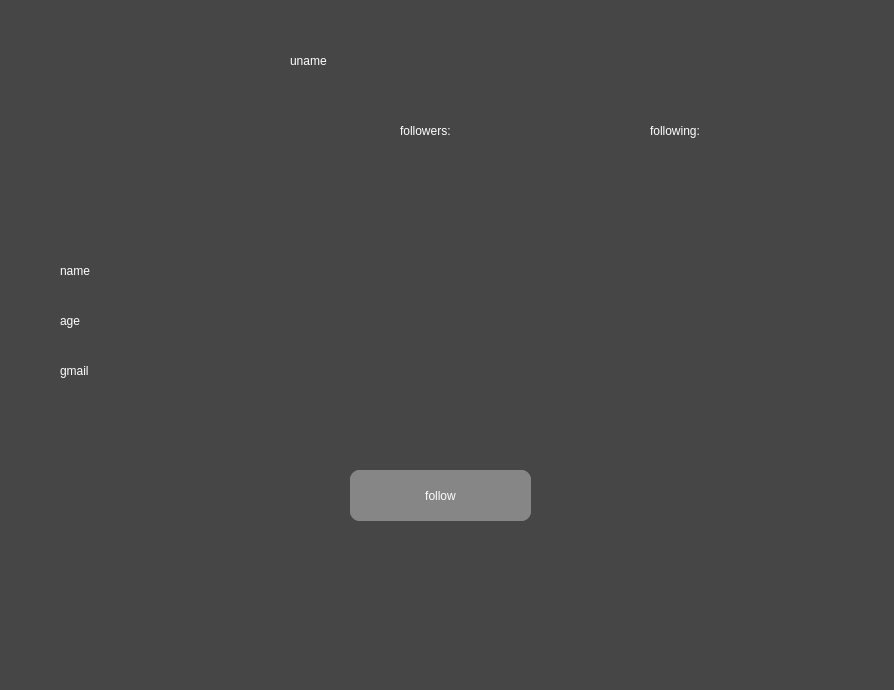
This is social-network/profile.ui in mmohammadi83/social-network as Qt 5 draws it before an edit. The edited form follows.
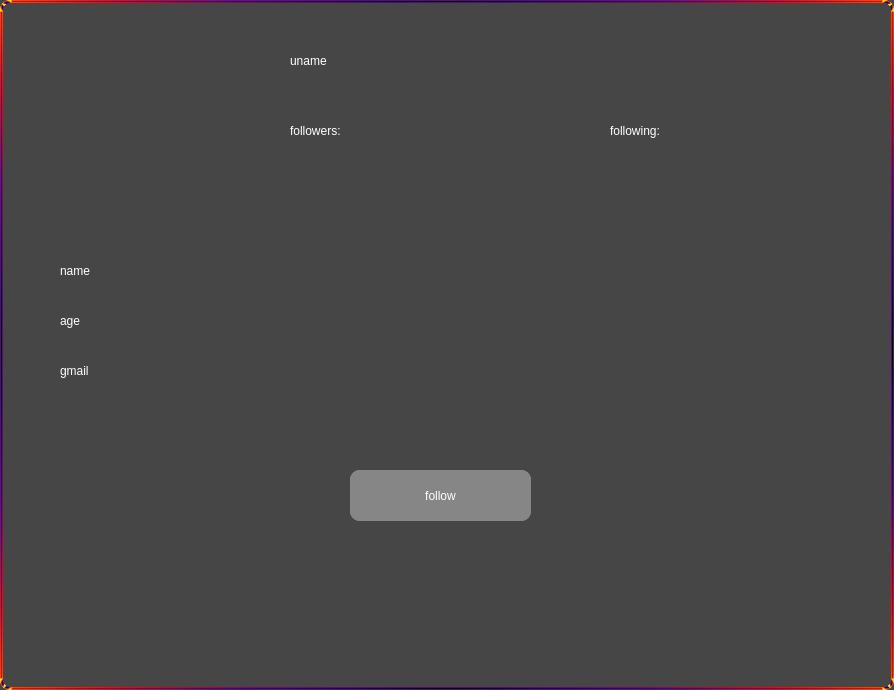
This is the edited form.

```diff
--- a/social-network/profile.ui
+++ b/social-network/profile.ui
@@ -18,17 +18,22 @@
 color: rgb(255, 255, 255);
 border-radius: 10px;
 font: 25 12pt &quot;Microsoft JhengHei UI Light&quot;;
-</string>
+border-width: 3px;
+border-style: solid;
+border-color: qradialgradient(spread:pad, cx:0.5, cy:0.5, radius:0.769, fx:0.5, fy:0.505682, stop:0 rgba(0, 0, 0, 255), stop:0.113636 rgba(14, 8, 73, 255), stop:0.323864 rgba(28, 17, 145, 255), stop:0.539773 rgba(126, 14, 81, 255), stop:0.659091 rgba(234, 11, 11, 255), stop:0.772727 rgba(244, 70, 5, 255), stop:0.875 rgba(255, 139, 0, 255), stop:1 rgba(239, 236, 55, 255))</string>
   </property>
   <widget class="QLabel" name="followers">
    <property name="geometry">
     <rect>
-     <x>550</x>
+     <x>440</x>
      <y>110</y>
      <width>91</width>
      <height>41</height>
     </rect>
    </property>
+   <property name="styleSheet">
+    <string notr="true">border-width: 0px;</string>
+   </property>
    <property name="text">
     <string/>
    </property>
@@ -36,12 +41,15 @@
   <widget class="QLabel" name="label_2">
    <property name="geometry">
     <rect>
-     <x>400</x>
+     <x>290</x>
      <y>110</y>
      <width>121</width>
      <height>41</height>
     </rect>
    </property>
+   <property name="styleSheet">
+    <string notr="true">border-width: 0px;</string>
+   </property>
    <property name="text">
     <string>followers:</string>
    </property>
@@ -49,12 +57,15 @@
   <widget class="QLabel" name="following">
    <property name="geometry">
     <rect>
-     <x>790</x>
+     <x>750</x>
      <y>110</y>
      <width>91</width>
      <height>41</height>
     </rect>
    </property>
+   <property name="styleSheet">
+    <string notr="true">border-width: 0px;</string>
+   </property>
    <property name="text">
     <string/>
    </property>
@@ -62,12 +73,15 @@
   <widget class="QLabel" name="label_3">
    <property name="geometry">
     <rect>
-     <x>650</x>
+     <x>610</x>
      <y>110</y>
      <width>121</width>
      <height>41</height>
     </rect>
    </property>
+   <property name="styleSheet">
+    <string notr="true">border-width: 0px;</string>
+   </property>
    <property name="text">
     <string>following:</string>
    </property>
@@ -76,11 +90,15 @@
    <property name="geometry">
     <rect>
      <x>290</x>
-     <y>40</y>
+     <y>30</y>
      <width>421</width>
-     <height>41</height>
+     <height>61</height>
     </rect>
    </property>
+   <property name="styleSheet">
+    <string notr="true">border-width: 0px;
+font: 28 16pt &quot;Microsoft YaHei UI Light&quot;;</string>
+   </property>
    <property name="text">
     <string>uname</string>
    </property>
@@ -94,6 +112,9 @@
      <height>41</height>
     </rect>
    </property>
+   <property name="styleSheet">
+    <string notr="true">border-width: 0px;</string>
+   </property>
    <property name="text">
     <string>gmail</string>
    </property>
@@ -107,6 +128,9 @@
      <height>41</height>
     </rect>
    </property>
+   <property name="styleSheet">
+    <string notr="true">border-width: 0px;</string>
+   </property>
    <property name="text">
     <string>name</string>
    </property>
@@ -120,6 +144,9 @@
      <height>41</height>
     </rect>
    </property>
+   <property name="styleSheet">
+    <string notr="true">border-width: 0px;</string>
+   </property>
    <property name="text">
     <string>age</string>
    </property>
@@ -134,7 +161,7 @@
     </rect>
    </property>
    <property name="styleSheet">
-    <string notr="true">background-color: rgb(134, 134, 134);
+    <string notr="true">border-width: 0px;background-color: rgb(134, 134, 134);
 </string>
    </property>
    <property name="text">
@@ -151,7 +178,7 @@
     </rect>
    </property>
    <property name="styleSheet">
-    <string notr="true">background-color: rgb(134, 134, 134);
+    <string notr="true">border-width: 0px;background-color: rgb(134, 134, 134);
 </string>
    </property>
    <property name="text">
@@ -167,6 +194,9 @@
      <height>151</height>
     </rect>
    </property>
+   <property name="styleSheet">
+    <string notr="true">border-width: 0px;</string>
+   </property>
    <property name="text">
     <string/>
    </property>
```
